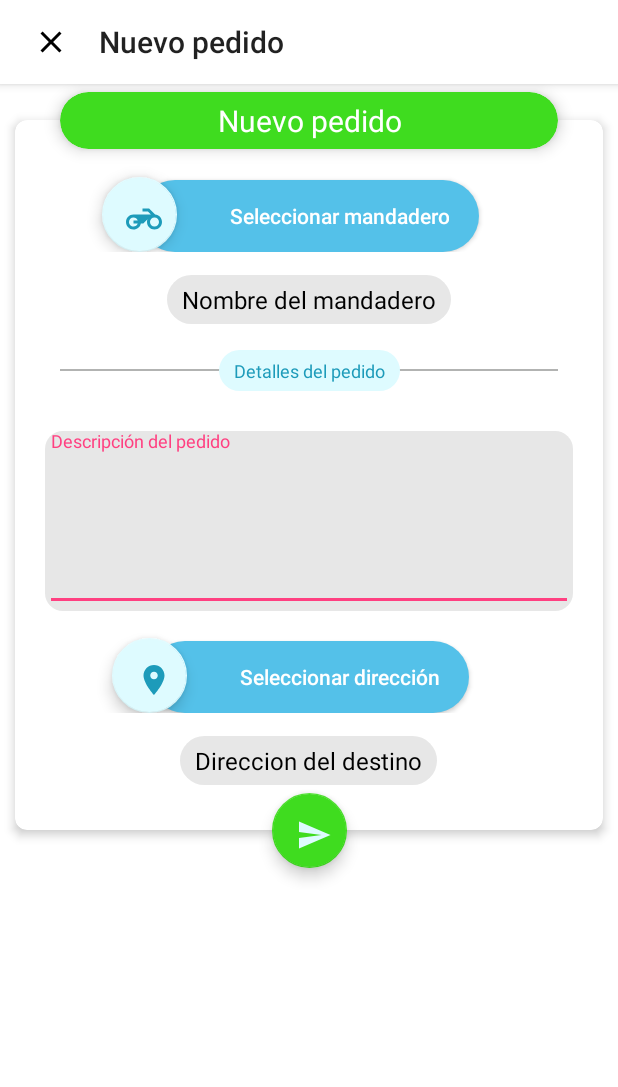
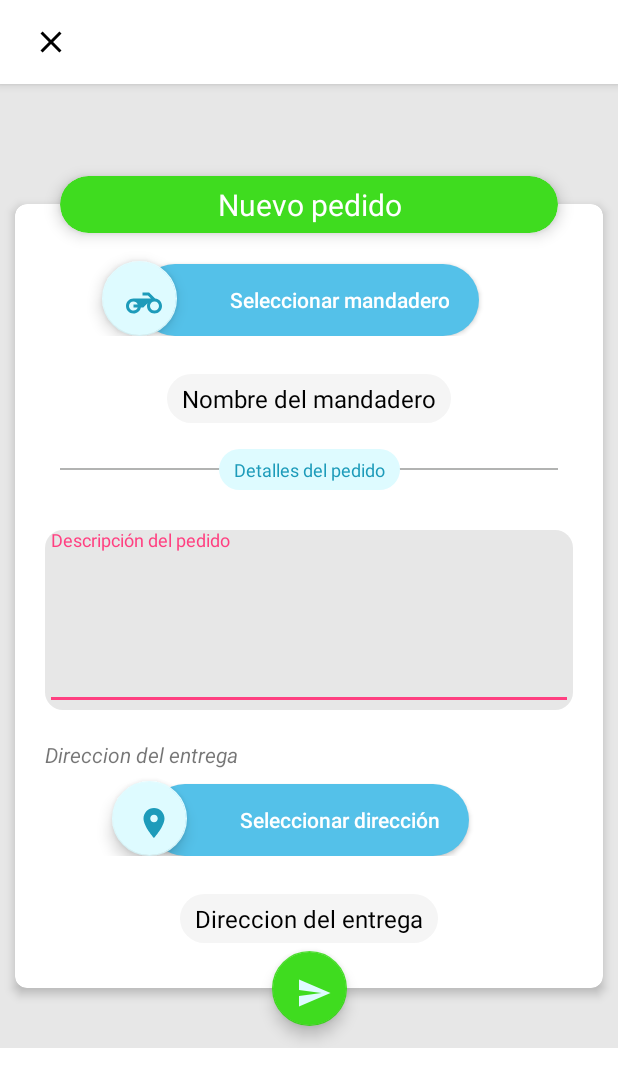
Before and after one commit to FranciscoJavierMen/MandaditosTec, an Android app: the fragment FormDialog placed in its activity, on a phone screen of 412 x 824 dp. Shown: the top 1087 px of the screen. Run offline under Robolectric (Android 15) with nearby library versions, the phone set to English and light mode, and no system bars.

Commit message:
Agregando mapa de selección de destino de mandado

```diff
--- a/app/src/main/AndroidManifest.xml
+++ b/app/src/main/AndroidManifest.xml
@@ -18,7 +18,7 @@
         android:theme="@style/AppTheme">
         <activity
             android:name=".Cliente.BottomNavigation"
-            android:label="@string/title_activity_bottom_navigation">
+            android:label="@string/app_name">
             <intent-filter>
                 <action android:name="android.intent.action.MAIN" />
 
--- a/app/src/main/java/com/example/administrador/mandaditostec/Cliente/BottomNavigation.java
+++ b/app/src/main/java/com/example/administrador/mandaditostec/Cliente/BottomNavigation.java
@@ -28,6 +28,15 @@ public class BottomNavigation extends AppCompatActivity implements
         super.onCreate(savedInstanceState);
         setContentView(R.layout.activity_bottom_navigation);
 
+        //Creando las instancias de los fragmentos
+        fragmentPedidos = new FragmentPedidos();
+        fragmentMandaderos = new FragmentMandaderos();
+        fragmentPerfil = new FragmentPerfil();
+
+        setFragment(fragmentPedidos);//Establece fragment depor defecto de inicio
+        //Instanciando la vista del menú de navegación
+        navigation = findViewById(R.id.navigation);
+        navigation.setOnNavigationItemSelectedListener(navigationListener);//Listener
     }
 
     //Listener para el menu de navegación
--- a/app/src/main/java/com/example/administrador/mandaditostec/Cliente/FormDialog.java
+++ b/app/src/main/java/com/example/administrador/mandaditostec/Cliente/FormDialog.java
@@ -2,24 +2,35 @@ package com.example.administrador.mandaditostec.Cliente;
 
 import android.app.Dialog;
 
+import android.content.Intent;
+import android.graphics.Color;
 import android.os.Bundle;
 import android.support.annotation.Nullable;
+import android.support.design.widget.CoordinatorLayout;
+import android.support.design.widget.FloatingActionButton;
+import android.support.design.widget.Snackbar;
 import android.support.v4.app.DialogFragment;
 import android.support.v4.app.FragmentManager;
+import android.support.v7.widget.AppCompatButton;
 import android.view.LayoutInflater;
 import android.view.View;
 import android.view.ViewGroup;
 import android.support.v7.widget.Toolbar;
+import android.widget.Toast;
 
+import com.example.administrador.mandaditostec.Cliente.Mapa.Maps;
 import com.example.administrador.mandaditostec.R;
 
 
-public class FormDialog extends DialogFragment{
+public class FormDialog extends DialogFragment implements View.OnClickListener{
 
     public static final String TAG = "Nuevo pedido";
 
     private Toolbar toolbar;
 
+    private FloatingActionButton fabEnviarPedido;
+    private AppCompatButton btnSelectMandadero, btnSelectDireccion;
+    private Maps mapa;
     public static FormDialog display(FragmentManager fragmentManager) {
         FormDialog formDialog = new FormDialog();
         formDialog.show(fragmentManager, TAG);
@@ -50,8 +61,19 @@ public class FormDialog extends DialogFragment{
         View view = inflater.inflate(R.layout.fragment_form_dialog, container, false);
 
         toolbar = view.findViewById(R.id.toolbarForm);
+        mapa = new Maps();
+        inicializar(view);
 
+        fabEnviarPedido.setOnClickListener(this);
+        btnSelectMandadero.setOnClickListener(this);
+        btnSelectDireccion.setOnClickListener(this);
         return view;
+    }
+
+    private void inicializar(View view) {
+        fabEnviarPedido = view.findViewById(R.id.fabEnviarPedido);
+        btnSelectMandadero = view.findViewById(R.id.botonSeleccionarMandadero);
+        btnSelectDireccion = view.findViewById(R.id.botonSeleccionarDestino);
     }
 
     @Override
@@ -61,8 +83,29 @@ public class FormDialog extends DialogFragment{
             @Override
             public void onClick(View view) {
                 dismiss();
+                Toast.makeText(getActivity().getApplicationContext(), "Pedido cancelado...", Toast.LENGTH_SHORT).show();
             }
         });
-        toolbar.setTitle(TAG);
+    }
+
+    @Override
+    public void onClick(View view) {
+        Intent i;
+        try{
+            switch (view.getId()){
+                case R.id.fabEnviarPedido:
+                    Toast.makeText(getActivity().getApplicationContext(), "Enviando pedido...", Toast.LENGTH_SHORT).show();
+                    break;
+                case R.id.botonSeleccionarMandadero:
+                    Toast.makeText(getActivity().getApplicationContext(), "Seleccionar mandadero", Toast.LENGTH_SHORT).show();
+                    break;
+                case R.id.botonSeleccionarDestino:
+                    i = new Intent(getActivity().getApplicationContext(), Maps.class);
+                    startActivity(i);
+                    break;
+            }
+        }catch (Exception e){
+            e.printStackTrace();
+        }
     }
 }
--- a/app/src/main/res/drawable/fondo_etiqueta.xml
+++ b/app/src/main/res/drawable/fondo_etiqueta.xml
@@ -4,7 +4,7 @@
     <item>
         <shape xmlns:android="http://schemas.android.com/apk/res/android">
             <corners android:radius="30sp"/>
-            <solid android:color="@color/grisClaro"/>
+            <solid android:color="@color/grisClaro2"/>
         </shape>
     </item>
 </ripple>
--- a/app/src/main/res/layout/formulario_pedido.xml
+++ b/app/src/main/res/layout/formulario_pedido.xml
@@ -2,10 +2,12 @@
 <android.support.v4.widget.NestedScrollView
     xmlns:android="http://schemas.android.com/apk/res/android"
     android:layout_width="match_parent"
-    android:layout_height="match_parent"
+    android:layout_height="wrap_content"
+    android:background="@color/grisClaro"
     xmlns:app="http://schemas.android.com/apk/res-auto">
 
     <android.support.design.widget.CoordinatorLayout
+        android:layout_gravity="center_vertical"
         android:layout_width="match_parent"
         android:layout_height="wrap_content">
 
@@ -35,6 +37,7 @@
                 android:orientation="vertical">
 
                 <android.support.design.widget.CoordinatorLayout
+                    android:paddingBottom="10dp"
                     android:layout_width="match_parent"
                     android:layout_height="wrap_content">
 
@@ -98,9 +101,18 @@
 
                     </android.support.design.widget.TextInputLayout>
 
+                    <TextView
+                        android:layout_width="wrap_content"
+                        android:layout_height="wrap_content"
+                        android:layout_marginStart="20dp"
+                        android:layout_marginTop="10dp"
+                        android:textStyle="italic"
+                        android:text="@string/direccionDestino"/>
+
                 </LinearLayout>
 
                 <android.support.design.widget.CoordinatorLayout
+                    android:paddingBottom="10dp"
                     android:layout_width="match_parent"
                     android:layout_height="wrap_content">
 
--- a/app/src/main/res/layout/fragment_form_dialog.xml
+++ b/app/src/main/res/layout/fragment_form_dialog.xml
@@ -25,6 +25,13 @@
         </android.support.v7.widget.Toolbar>
     </android.support.design.widget.AppBarLayout>
 
-    <include layout="@layout/formulario_pedido"/>
+    <LinearLayout
+        android:layout_marginTop="?attr/actionBarSize"
+        android:layout_width="match_parent"
+        android:layout_height="match_parent"
+        android:orientation="vertical">
+
+        <include layout="@layout/formulario_pedido"/>
+    </LinearLayout>
 
 </android.support.design.widget.CoordinatorLayout>
--- a/app/src/main/res/layout/fragment_fragment_pedidos.xml
+++ b/app/src/main/res/layout/fragment_fragment_pedidos.xml
@@ -4,6 +4,8 @@
     xmlns:tools="http://schemas.android.com/tools"
     android:layout_width="match_parent"
     android:layout_height="match_parent"
+    android:layout_marginBottom="55dp"
+    android:id="@+id/coordinatorPedidos"
     android:background="@android:color/holo_green_light"
     xmlns:app="http://schemas.android.com/apk/res-auto"
     tools:context=".Cliente.FragmentPedidos">
@@ -16,6 +18,7 @@
         android:layout_gravity="bottom|end"
         android:layout_margin="16dp"
         android:focusable="true"
+        app:rippleColor="@color/grisClaro"
         android:tint="@android:color/white"
         android:src="@drawable/ic_add_black_24dp" />
 </android.support.design.widget.CoordinatorLayout>
--- a/app/src/main/res/values/colors.xml
+++ b/app/src/main/res/values/colors.xml
@@ -21,5 +21,6 @@
     <color name="moradoObscuro">#7e22da</color>
     <color name="gris">#b2b3b2</color>
     <color name="grisClaro">#e7e7e7</color>
+    <color name="grisClaro2">#f5f5f5</color>
     <color name="grisObscuro">#808080</color>
 </resources>
--- a/app/src/main/res/values/strings.xml
+++ b/app/src/main/res/values/strings.xml
@@ -29,5 +29,6 @@
     <string name="descripcionPedido">Descripción del pedido</string>
     <string name="detallesPedidpLabel">Detalles del pedido</string>
     <string name="selectDireccion">Seleccionar dirección</string>
-    <string name="direccionDestino">Direccion del destino</string>
+    <string name="direccionDestino">Direccion del entrega</string>
+    <string name="notaMapa">Selecciona la ubicación a donde se enviará tu pedido o haz clic en el botón para seleccionar tu ubicación actual</string>
 </resources>
```
Also changed, not shown: app/src/main/java/com/example/administrador/mandaditostec/Cliente/Mapa/Maps.java (+161 -13 lines), app/src/main/res/drawable/borde_blanco.xml (added, +9 -0 lines), app/src/main/res/drawable/ic_alert_outline.xml (added, +9 -0 lines), app/src/main/res/layout/activity_maps.xml (+57 -5 lines).
